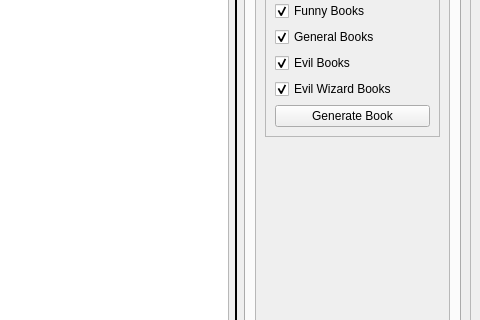
Qt form raw_ui_files/ginaa_gui.ui (zerihemla/ginaa) before a commit; both pictures show x 451 to 931 and y 112 to 432 of the 931 by 781 pixel window.
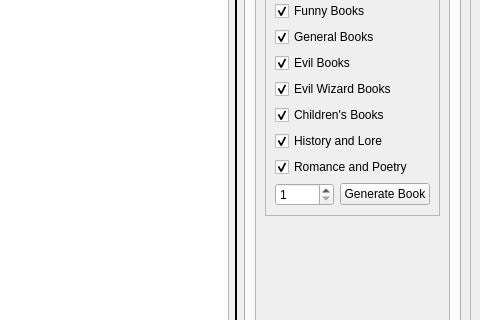
The same form after that commit. The open tabs and pages were chosen to show the change.

Commit message: More generated books.

```diff
--- a/raw_ui_files/ginaa_gui.ui
+++ b/raw_ui_files/ginaa_gui.ui
@@ -856,12 +856,56 @@
                    </widget>
                   </item>
                   <item row="6" column="0">
-                   <widget class="QPushButton" name="generate_book_button">
+                   <widget class="QCheckBox" name="childrens_books_box">
                     <property name="text">
-                     <string>Generate Book</string>
+                     <string>Children's Books</string>
                     </property>
+                    <property name="checked">
+                     <bool>true</bool>
+                    </property>
                    </widget>
                   </item>
+                  <item row="7" column="0">
+                   <widget class="QCheckBox" name="history_books_box">
+                    <property name="text">
+                     <string>History and Lore</string>
+                    </property>
+                    <property name="checked">
+                     <bool>true</bool>
+                    </property>
+                   </widget>
+                  </item>
+                  <item row="8" column="0">
+                   <widget class="QCheckBox" name="romance_books_box">
+                    <property name="text">
+                     <string>Romance and Poetry</string>
+                    </property>
+                    <property name="checked">
+                     <bool>true</bool>
+                    </property>
+                   </widget>
+                  </item>
+                  <item row="9" column="0">
+                   <layout class="QHBoxLayout" name="book_button_layout">
+                    <item>
+                     <widget class="QSpinBox" name="num_books_box">
+                      <property name="minimum">
+                       <number>1</number>
+                      </property>
+                      <property name="maximum">
+                       <number>20</number>
+                      </property>
+                     </widget>
+                    </item>
+                    <item>
+                     <widget class="QPushButton" name="generate_book_button">
+                      <property name="text">
+                       <string>Generate Book</string>
+                      </property>
+                     </widget>
+                    </item>
+                   </layout>
+                  </item>
                  </layout>
                 </widget>
                </item>
```
The commit also changes 11 other files.
